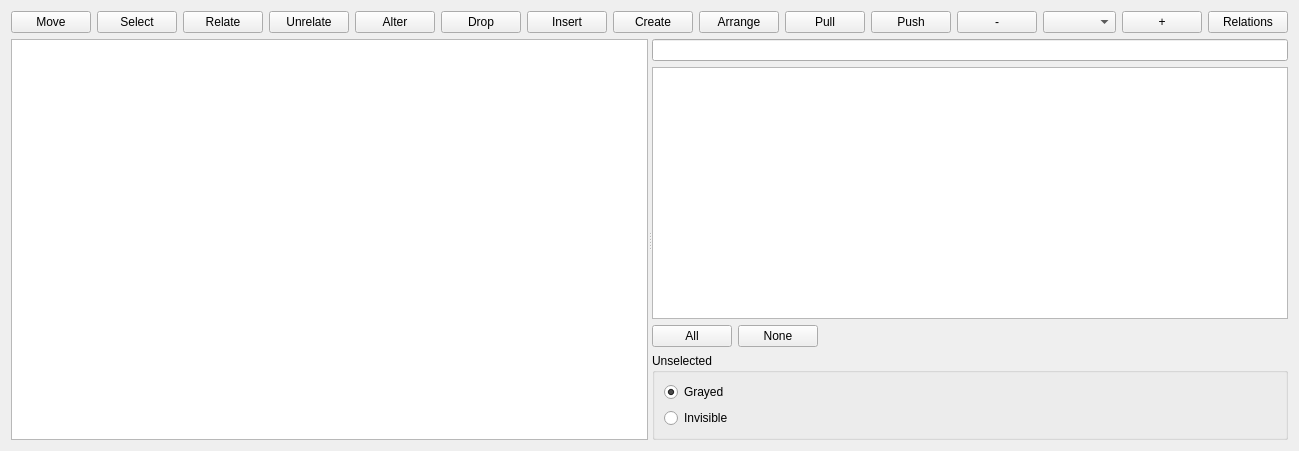
First picture: the form in src/schema2/schema2view.ui, repository mugiseyebrows/mugi-query, before the edit.
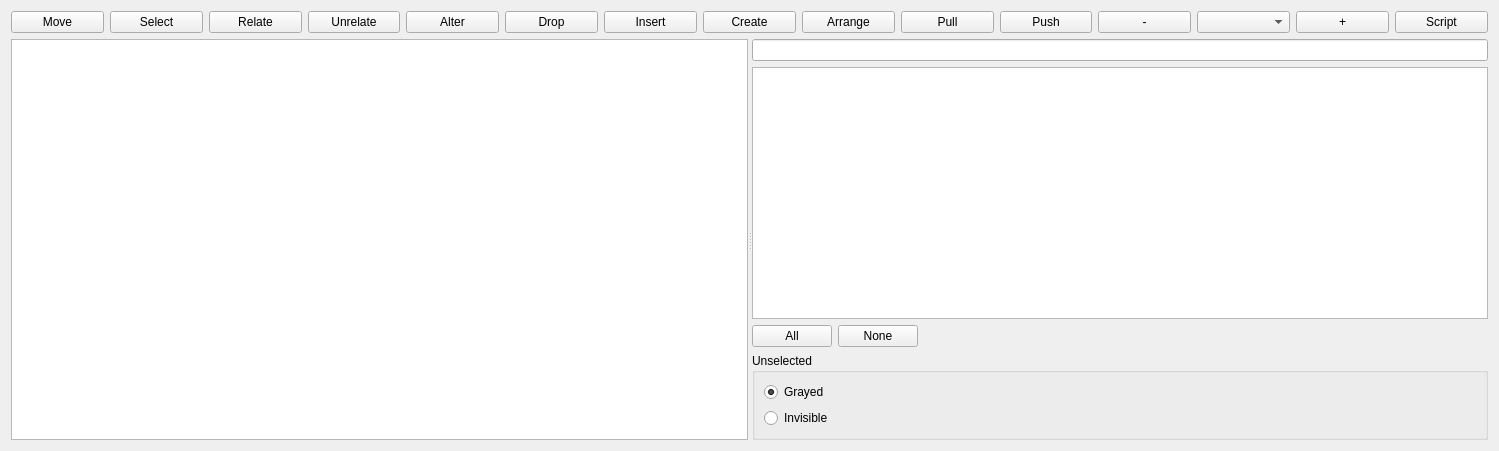
Second picture: the form after the edit.

Commit message: not null, escapeIdentifier, list related tables, database script

Diff of the .ui file:
```diff
--- a/src/schema2/schema2view.ui
+++ b/src/schema2/schema2view.ui
@@ -6,7 +6,7 @@
    <rect>
     <x>0</x>
     <y>0</y>
-    <width>1299</width>
+    <width>1499</width>
     <height>451</height>
    </rect>
   </property>
@@ -134,7 +134,7 @@
      <item>
       <widget class="QPushButton" name="relations">
        <property name="text">
-        <string>Relations</string>
+        <string>Script</string>
        </property>
       </widget>
      </item>
```
Left out of the diff: 2 changed lines with no effect on the pictures. The commit also changes 46 other files.
